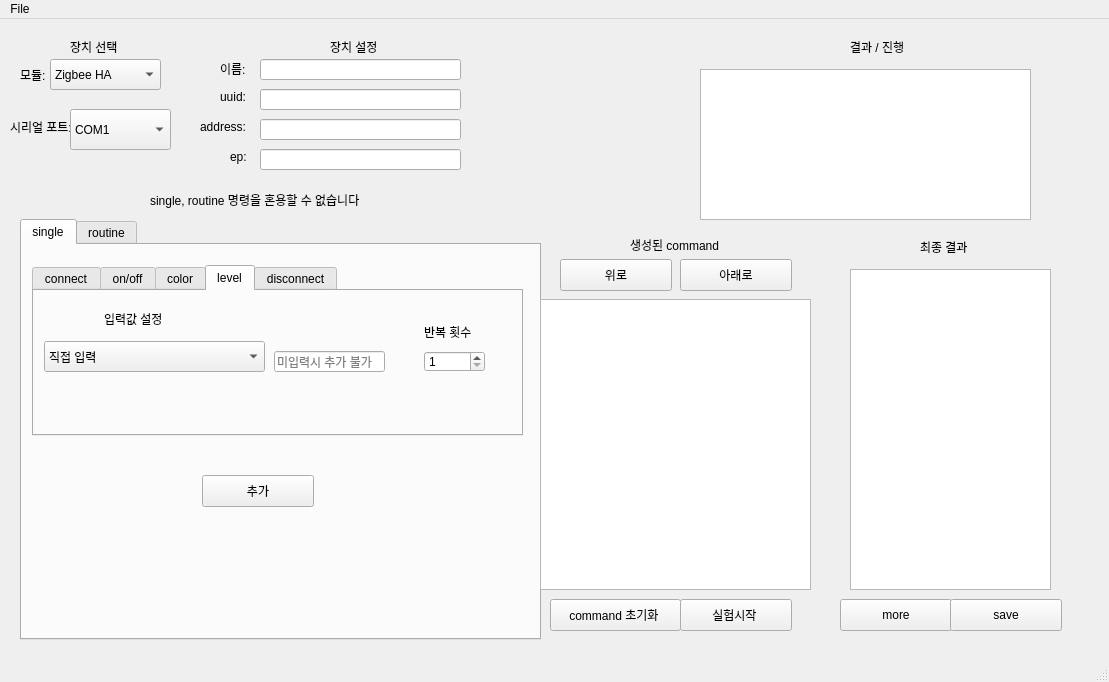
Above: mainwindow.ui from ninima0323/TestGUI before the change. Below: the same form after it.
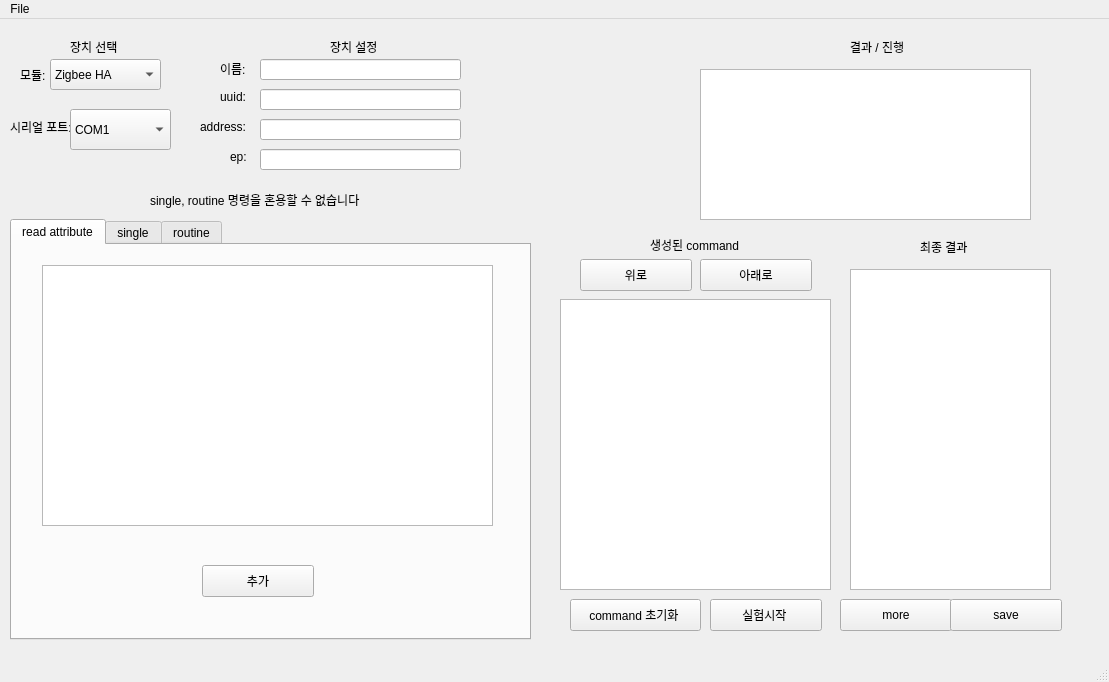
That is the form after the change.

Commit message: use contants when read attribute

```diff
--- a/mainwindow.ui
+++ b/mainwindow.ui
@@ -178,7 +178,7 @@
    <widget class="QTabWidget" name="tabWidget">
     <property name="geometry">
      <rect>
-      <x>20</x>
+      <x>10</x>
       <y>200</y>
       <width>521</width>
       <height>421</height>
@@ -193,6 +193,34 @@
       <height>16</height>
      </size>
     </property>
+    <widget class="QWidget" name="tab_8">
+     <attribute name="title">
+      <string>read attribute</string>
+     </attribute>
+     <widget class="QTreeView" name="treeView">
+      <property name="geometry">
+       <rect>
+        <x>30</x>
+        <y>20</y>
+        <width>451</width>
+        <height>261</height>
+       </rect>
+      </property>
+     </widget>
+     <widget class="QPushButton" name="btn_insert_attribute">
+      <property name="geometry">
+       <rect>
+        <x>190</x>
+        <y>320</y>
+        <width>112</width>
+        <height>32</height>
+       </rect>
+      </property>
+      <property name="text">
+       <string>추가</string>
+      </property>
+     </widget>
+    </widget>
     <widget class="QWidget" name="tab">
      <attribute name="title">
       <string>single</string>
@@ -972,7 +1000,7 @@
    <widget class="QLabel" name="label_14">
     <property name="geometry">
      <rect>
-      <x>630</x>
+      <x>650</x>
       <y>210</y>
       <width>101</width>
       <height>31</height>
@@ -985,7 +1013,7 @@
    <widget class="QListView" name="listView_command">
     <property name="geometry">
      <rect>
-      <x>540</x>
+      <x>560</x>
       <y>280</y>
       <width>271</width>
       <height>291</height>
@@ -1041,7 +1069,7 @@
    <widget class="QPushButton" name="btn_start">
     <property name="geometry">
      <rect>
-      <x>680</x>
+      <x>710</x>
       <y>580</y>
       <width>112</width>
       <height>32</height>
@@ -1054,7 +1082,7 @@
    <widget class="QPushButton" name="btn_up">
     <property name="geometry">
      <rect>
-      <x>560</x>
+      <x>580</x>
       <y>240</y>
       <width>112</width>
       <height>32</height>
@@ -1067,7 +1095,7 @@
    <widget class="QPushButton" name="btn_down">
     <property name="geometry">
      <rect>
-      <x>680</x>
+      <x>700</x>
       <y>240</y>
       <width>112</width>
       <height>32</height>
@@ -1178,7 +1206,7 @@
    <widget class="QPushButton" name="btn_clear_command">
     <property name="geometry">
      <rect>
-      <x>550</x>
+      <x>570</x>
       <y>580</y>
       <width>131</width>
       <height>32</height>
```
The commit also changes 5 other files.
